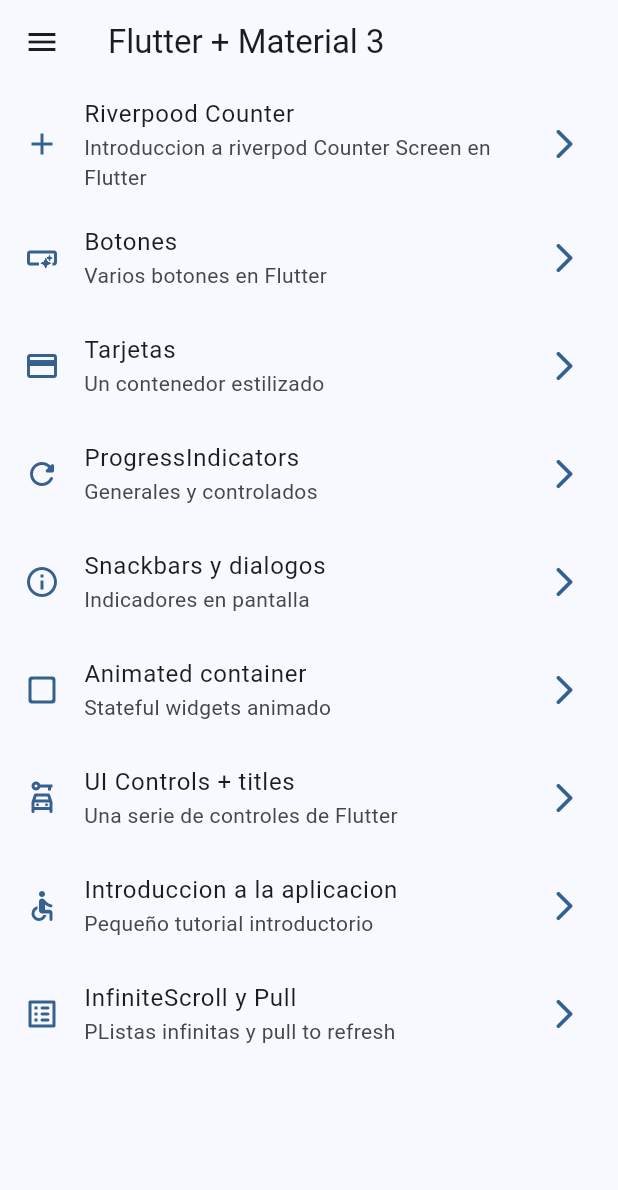
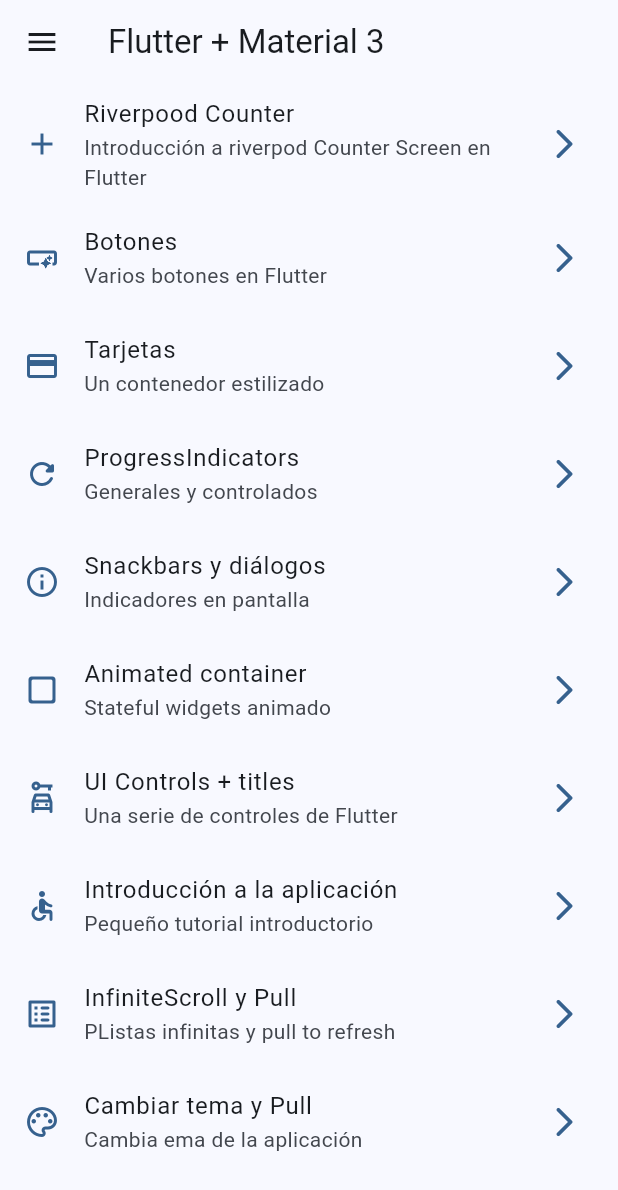
Before and after one commit to edisondavidcode/widgets_app_flutter, a Flutter app: the screen it shows after launch, on a phone screen of 412 x 824 dp. Shown: the top 1190 px of the screen. Run offline on Flutter 3.47's test engine with Material 3 defaults, Android fonts, the phone set to English and light mode, and no system bars; our stand-ins replace animate_do, flutter_riverpod, go_router.

Commit message:
Pantalla para cambiar colores

```diff
--- a/lib/config/menu/menu_items.dart
+++ b/lib/config/menu/menu_items.dart
@@ -17,7 +17,7 @@
 List<MenuItems> appMenuItems = <MenuItems>[
   MenuItems(
       title: 'Riverpood Counter',
-      subTitle: 'Introduccion a riverpod Counter Screen en Flutter',
+      subTitle: 'Introducción a riverpod Counter Screen en Flutter',
       link: '/counter-river',
       icon: Icons.add),
   MenuItems(
@@ -36,7 +36,7 @@
       link: '/progress',
       icon: Icons.refresh_rounded),
   MenuItems(
-      title: 'Snackbars y dialogos',
+      title: 'Snackbars y diálogos',
       subTitle: 'Indicadores en pantalla',
       link: '/snackbars',
       icon: Icons.info_outline),
@@ -51,7 +51,7 @@
       link: '/ui-controls',
       icon: Icons.car_rental_outlined),
   MenuItems(
-      title: 'Introduccion a la aplicacion',
+      title: 'Introducción a la aplicación',
       subTitle: 'Pequeño tutorial introductorio',
       link: '/tutorial',
       icon: Icons.accessible_rounded),
@@ -60,4 +60,9 @@
       subTitle: 'PListas infinitas y pull to refresh',
       link: '/infinite',
       icon: Icons.list_alt_rounded),
+  MenuItems(
+      title: 'Cambiar tema y Pull',
+      subTitle: 'Cambia ema de la aplicación',
+      link: '/theme-changer',
+      icon: Icons.color_lens_outlined),
 ];
--- a/lib/config/router/app_router.dart
+++ b/lib/config/router/app_router.dart
@@ -52,9 +52,14 @@
       builder: (context, state) => const AppTutorial(),
     ),
     GoRoute(
-      name: InfinitiScrollScreen.name,
+      name: InfiniteScrollScreen.name,
       path: '/infinite',
-      builder: (context, state) => const InfinitiScrollScreen(),
+      builder: (context, state) => const InfiniteScrollScreen(),
+    ),
+    GoRoute(
+      name: ThemeChangerScreen.name,
+      path: '/theme-changer',
+      builder: (context, state) => const ThemeChangerScreen(),
     ),
   ],
 );
--- a/lib/presentation/providers/theme_provider.dart
+++ b/lib/presentation/providers/theme_provider.dart
@@ -1,3 +1,7 @@
 import 'package:flutter_riverpod/flutter_riverpod.dart';
+import 'package:widgets_app_flutter/config/theme/app_theme.dart';
 
 final isDarkmodeProvider = StateProvider((ref) => false);
+
+// Listado de colores inmutable
+final colorListProvider = Provider((ref) => colorList);
--- a/lib/presentation/screens/screens.dart
+++ b/lib/presentation/screens/screens.dart
@@ -7,4 +7,5 @@
 export 'package:widgets_app_flutter/presentation/screens/home/home_screen.dart';
 export 'package:widgets_app_flutter/presentation/screens/infinite_scroll/infiniti_scroll_screen.dart';
 export 'package:widgets_app_flutter/presentation/screens/progress/progress_screen.dart';
+export 'package:widgets_app_flutter/presentation/screens/theme_changer/theme_changer_screen.dart';
 export 'package:widgets_app_flutter/presentation/screens/ui_controls/ui_constrols_screen.dart';
```
Also changed, not shown: lib/presentation/screens/infinite_scroll/infiniti_scroll_screen.dart (+5 -5 lines), lib/presentation/screens/theme_changer/theme_changer_screen.dart (added, +55 -0 lines).
